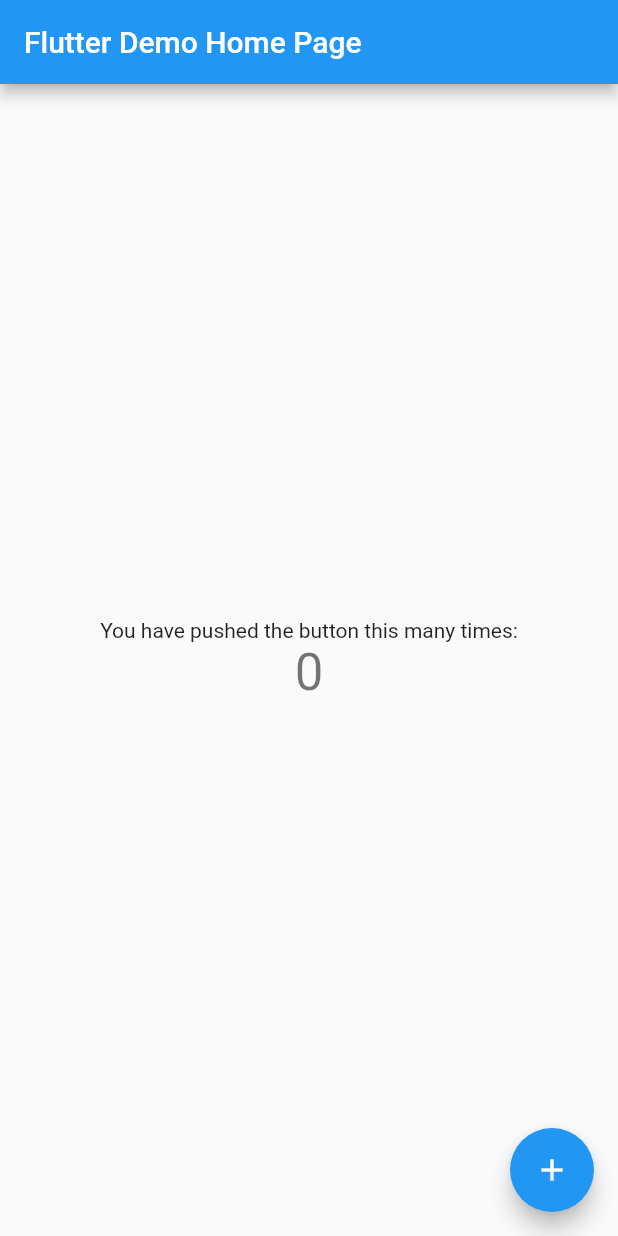
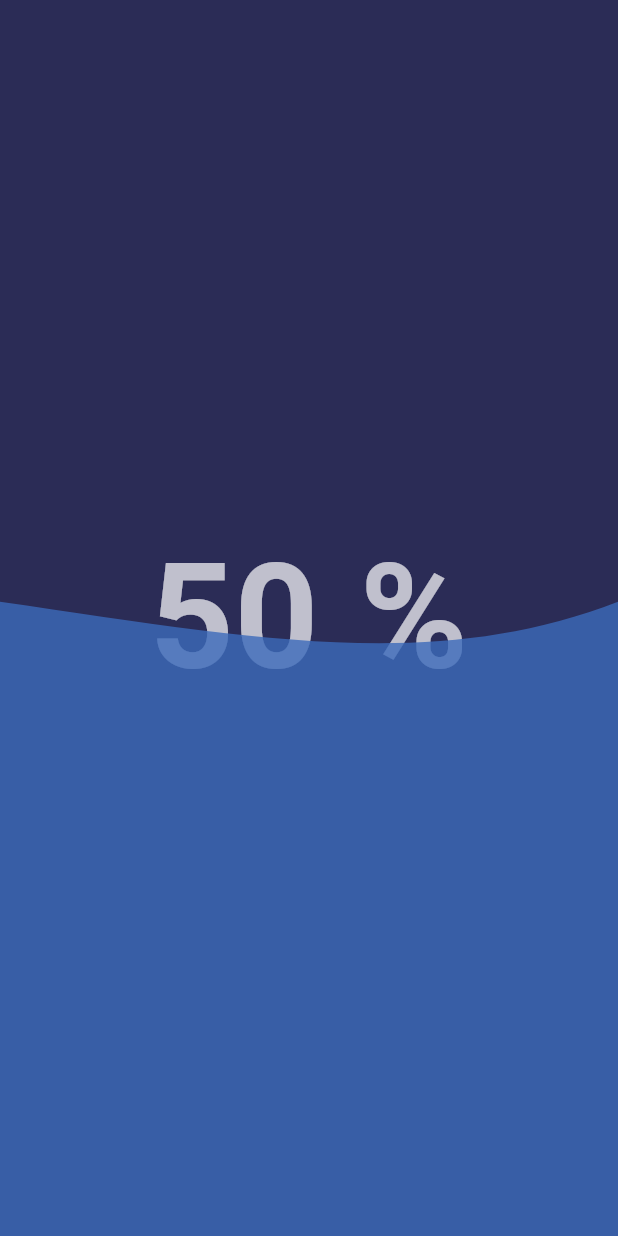
Before and after one commit to ezelK/embedded, a Flutter app: the screen it shows after launch, on a phone screen of 412 x 824 dp. Run offline on Flutter 3.47's test engine with Material 2 defaults, Android fonts, the phone set to English and light mode, and no system bars.

```diff
--- a/lib/main.dart
+++ b/lib/main.dart
@@ -1,115 +1,189 @@
+import 'dart:async';
+
 import 'package:flutter/material.dart';
 
 void main() {
-  runApp(const MyApp());
+  runApp(
+    MaterialApp(
+      home: HomePage(),
+      title: "Water",
+    )
+  );
 }
 
-class MyApp extends StatelessWidget {
-  const MyApp({Key? key}) : super(key: key);
+class HomePage extends StatefulWidget {
+  const HomePage({Key? key}) : super(key: key);
 
-  // This widget is the root of your application.
+  @override
+  State<HomePage>  createState() => _HomePageState();
+
+}
+class _HomePageState extends State<HomePage> with TickerProviderStateMixin{
+    late AnimationController firstController;
+    late Animation firstAnimation;
+
+    late AnimationController secondController;
+    late Animation secondAnimation;
+
+    late AnimationController thirdController;
+    late Animation thirdAnimation;
+
+    late AnimationController fourthController;
+    late Animation fourthAnimation;
+
+    @override
+  void initState() {
+    // TODO: implement initState
+    super.initState();
+    firstController = AnimationController(vsync: this, duration: Duration(milliseconds: 1500));
+    firstAnimation = Tween<double>(begin: 1.9, end: 2.1).animate(
+        CurvedAnimation(parent: firstController, curve: Curves.easeInOut))
+      ..addListener(() {
+        setState(() {});
+      })
+      ..addStatusListener((status) {
+        if (status == AnimationStatus.completed) {
+          firstController.reverse();
+        } else if (status == AnimationStatus.dismissed) {
+          firstController.forward();
+        }
+      });
+
+    secondController = AnimationController(
+        vsync: this, duration: Duration(milliseconds: 1500));
+    secondAnimation = Tween<double>(begin: 1.8, end: 2.4).animate(
+        CurvedAnimation(parent: secondController, curve: Curves.easeInOut))
+      ..addListener(() {
+        setState(() {});
+      })
+      ..addStatusListener((status) {
+        if (status == AnimationStatus.completed) {
+          secondController.reverse();
+        } else if (status == AnimationStatus.dismissed) {
+          secondController.forward();
+        }
+      });
+
+    thirdController = AnimationController(
+        vsync: this, duration: Duration(milliseconds: 1500));
+    thirdAnimation = Tween<double>(begin: 1.8, end: 2.4).animate(
+        CurvedAnimation(parent: thirdController, curve: Curves.easeInOut))
+      ..addListener(() {
+        setState(() {});
+      })
+      ..addStatusListener((status) {
+        if (status == AnimationStatus.completed) {
+          thirdController.reverse();
+        } else if (status == AnimationStatus.dismissed) {
+          thirdController.forward();
+        }
+      });
+
+    fourthController = AnimationController(
+        vsync: this, duration: Duration(milliseconds: 1500));
+    fourthAnimation = Tween<double>(begin: 1.9, end: 2.1).animate(
+        CurvedAnimation(parent: fourthController, curve: Curves.easeInOut))
+      ..addListener(() {
+        setState(() {});
+      })
+      ..addStatusListener((status) {
+        if (status == AnimationStatus.completed) {
+          fourthController.reverse();
+        } else if (status == AnimationStatus.dismissed) {
+          fourthController.forward();
+        }
+      });
+
+
+    Timer(Duration(seconds: 2), () {
+      firstController.forward();
+    });
+
+    Timer(Duration(milliseconds: 1600), () {
+      secondController.forward();
+    });
+
+    Timer(Duration(milliseconds: 800), () {
+      thirdController.forward();
+    });
+
+    fourthController.forward();
+
+    }
+
+    @override
+    void dispose() {
+      firstController.dispose();
+      secondController.dispose();
+      thirdController.dispose();
+      fourthController.dispose();
+      super.dispose();
+    }
+
   @override
   Widget build(BuildContext context) {
-    return MaterialApp(
-      title: 'Flutter Demo',
-      theme: ThemeData(
-        // This is the theme of your application.
-        //
-        // Try running your application with "flutter run". You'll see the
-        // application has a blue toolbar. Then, without quitting the app, try
-        // changing the primarySwatch below to Colors.green and then invoke
-        // "hot reload" (press "r" in the console where you ran "flutter run",
-        // or simply save your changes to "hot reload" in a Flutter IDE).
-        // Notice that the counter didn't reset back to zero; the application
-        // is not restarted.
-        primarySwatch: Colors.blue,
+    Size size = MediaQuery.of(context).size;
+    return Scaffold(
+      backgroundColor: Color(0xff2B2C56),
+      body: Stack(
+        children: [
+          Center(
+            child: Text('50 %',
+                style: TextStyle(
+                    fontWeight: FontWeight.w600,
+                    wordSpacing: 3,
+                    color: Colors.white.withOpacity(.7)),
+                textScaleFactor: 7),
+          ),
+          CustomPaint(
+            painter: MyPainter(
+              firstAnimation.value,
+              secondAnimation.value,
+              thirdAnimation.value,
+              fourthAnimation.value,
+            ),
+            child: SizedBox(
+              height: size.height,
+              width: size.width,
+            ),
+          ),
+        ],
       ),
-      home: const MyHomePage(title: 'Flutter Demo Home Page'),
     );
   }
 }
 
-class MyHomePage extends StatefulWidget {
-  const MyHomePage({Key? key, required this.title}) : super(key: key);
+class MyPainter extends CustomPainter {
+  final double firstValue;
+  final double secondValue;
+  final double thirdValue;
+  final double fourthValue;
 
-  // This widget is the home page of your application. It is stateful, meaning
-  // that it has a State object (defined below) that contains fields that affect
-  // how it looks.
-
-  // This class is the configuration for the state. It holds the values (in this
-  // case the title) provided by the parent (in this case the App widget) and
-  // used by the build method of the State. Fields in a Widget subclass are
-  // always marked "final".
-
-  final String title;
+  MyPainter(
+      this.firstValue,
+      this.secondValue,
+      this.thirdValue,
+      this.fourthValue,
+      );
 
   @override
-  State<MyHomePage> createState() => _MyHomePageState();
-}
+  void paint(Canvas canvas, Size size) {
+    var paint = Paint()
+      ..color = Color(0xff3B6ABA).withOpacity(.8)
+      ..style = PaintingStyle.fill;
 
-class _MyHomePageState extends State<MyHomePage> {
-  int _counter = 0;
+    var path = Path()
+      ..moveTo(0, size.height / firstValue)
+      ..cubicTo(size.width * .4, size.height / secondValue, size.width * .7,
+          size.height / thirdValue, size.width, size.height / fourthValue)
+      ..lineTo(size.width, size.height)
+      ..lineTo(0, size.height);
 
-  void _incrementCounter() {
-    setState(() {
-      // This call to setState tells the Flutter framework that something has
-      // changed in this State, which causes it to rerun the build method below
-      // so that the display can reflect the updated values. If we changed
-      // _counter without calling setState(), then the build method would not be
-      // called again, and so nothing would appear to happen.
-      _counter++;
-    });
+    canvas.drawPath(path, paint);
   }
 
   @override
-  Widget build(BuildContext context) {
-    // This method is rerun every time setState is called, for instance as done
-    // by the _incrementCounter method above.
-    //
-    // The Flutter framework has been optimized to make rerunning build methods
-    // fast, so that you can just rebuild anything that needs updating rather
-    // than having to individually change instances of widgets.
-    return Scaffold(
-      appBar: AppBar(
-        // Here we take the value from the MyHomePage object that was created by
-        // the App.build method, and use it to set our appbar title.
-        title: Text(widget.title),
-      ),
-      body: Center(
-        // Center is a layout widget. It takes a single child and positions it
-        // in the middle of the parent.
-        child: Column(
-          // Column is also a layout widget. It takes a list of children and
-          // arranges them vertically. By default, it sizes itself to fit its
-          // children horizontally, and tries to be as tall as its parent.
-          //
-          // Invoke "debug painting" (press "p" in the console, choose the
-          // "Toggle Debug Paint" action from the Flutter Inspector in Android
-          // Studio, or the "Toggle Debug Paint" command in Visual Studio Code)
-          // to see the wireframe for each widget.
-          //
-          // Column has various properties to control how it sizes itself and
-          // how it positions its children. Here we use mainAxisAlignment to
-          // center the children vertically; the main axis here is the vertical
-          // axis because Columns are vertical (the cross axis would be
-          // horizontal).
-          mainAxisAlignment: MainAxisAlignment.center,
-          children: <Widget>[
-            const Text(
-              'You have pushed the button this many times:',
-            ),
-            Text(
-              '$_counter',
-              style: Theme.of(context).textTheme.headline4,
-            ),
-          ],
-        ),
-      ),
-      floatingActionButton: FloatingActionButton(
-        onPressed: _incrementCounter,
-        tooltip: 'Increment',
-        child: const Icon(Icons.add),
-      ), // This trailing comma makes auto-formatting nicer for build methods.
-    );
+  bool shouldRepaint(covariant CustomPainter oldDelegate) {
+    return true;
   }
 }
```
Also changed, not shown: 1 other file.
